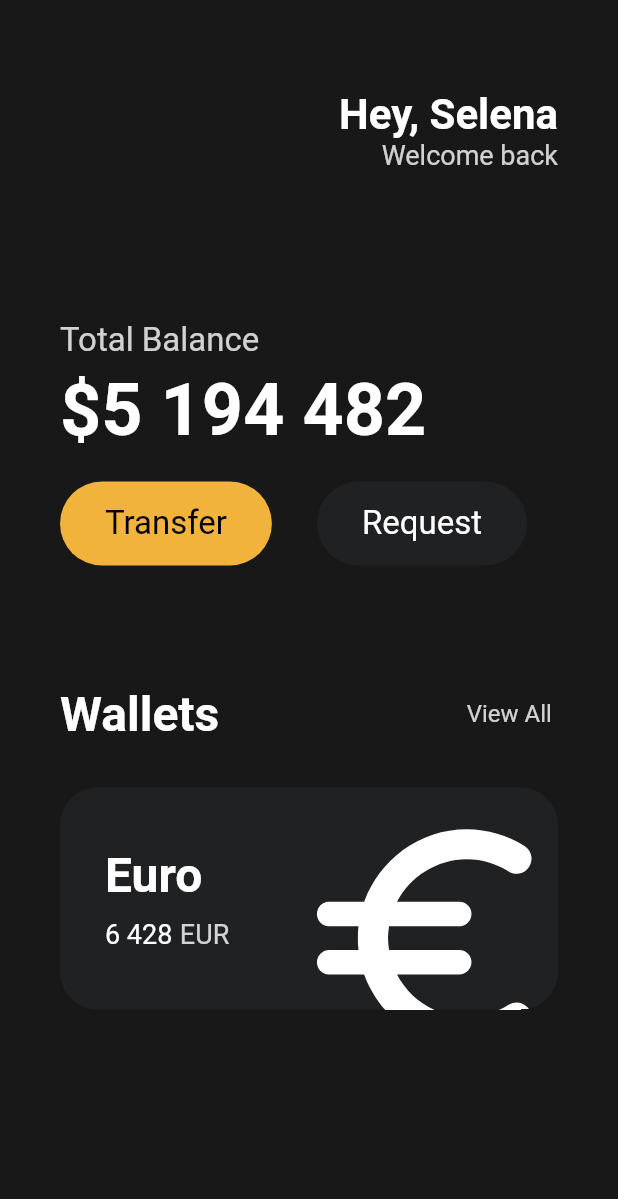
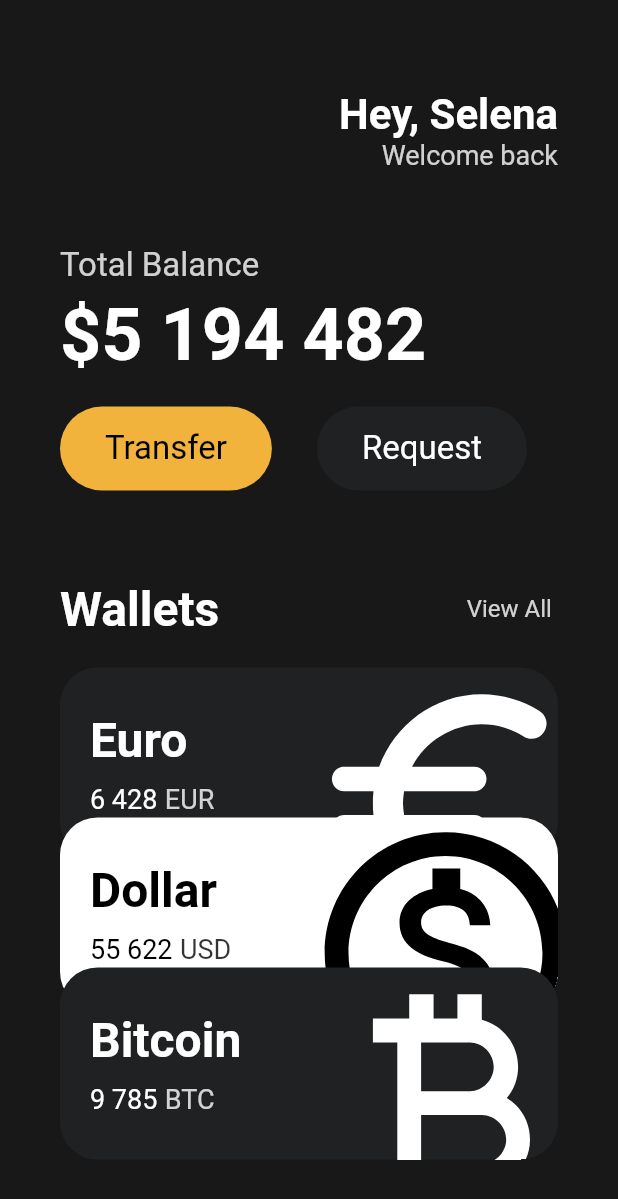
Before and after one commit to ljyo2o9/flutter, a Flutter app: the screen it shows after launch, on a phone screen of 412 x 824 dp. Shown: the top 1199 px of the screen. Run offline on Flutter 3.47's test engine with Material 2 defaults, Android fonts, the phone set to English and light mode, and no system bars.

Commit message:
Make Card Class, Complete!

```diff
--- a/toonfix/lib/main.dart
+++ b/toonfix/lib/main.dart
@@ -1,5 +1,6 @@
 import 'package:flutter/material.dart';
 import 'package:toonfix/widgets/button.dart';
+import 'package:toonfix/widgets/card.dart';
 
 void main() {
   runApp(const MyApp());
@@ -45,7 +46,7 @@ class MyApp extends StatelessWidget {
                 ],
               ),
               const SizedBox(
-                height: 100,
+                height: 50,
               ),
               Text(
                 'Total Balance',
@@ -82,7 +83,7 @@ class MyApp extends StatelessWidget {
                 ],
               ),
               const SizedBox(
-                height: 80,
+                height: 60,
               ),
               Row(
                 children: [
@@ -107,72 +108,44 @@ class MyApp extends StatelessWidget {
                 ],
               ),
               const SizedBox(
-                height: 30,
+                height: 20,
               ),
-              Container(
-                clipBehavior: Clip.hardEdge,
-                decoration: const BoxDecoration(
-                  color: Color(0xFF1F2123),
-                  borderRadius: BorderRadius.all(
-                    Radius.circular(25),
+              const Stack(
+                children: [
+                  MakeCard(
+                    cardColor: Color(0xFF1F2123),
+                    money: 'Euro',
+                    moneyColor: Colors.white,
+                    moneyIcon: Icons.euro_rounded,
+                    moneyInt: '6 428',
+                    moneyunit: 'EUR',
+                    iconColor: Colors.white,
                   ),
-                ),
-                child: Padding(
-                  padding: const EdgeInsets.all(30),
-                  child: Row(
-                    mainAxisAlignment: MainAxisAlignment.spaceBetween,
-                    children: [
-                      Column(
-                        crossAxisAlignment: CrossAxisAlignment.start,
-                        children: [
-                          const Text(
-                            'Euro',
-                            style: TextStyle(
-                              color: Colors.white,
-                              fontSize: 32,
-                              fontWeight: FontWeight.w600,
-                            ),
-                          ),
-                          const SizedBox(
-                            height: 10,
-                          ),
-                          Row(
-                            children: [
-                              const Text(
-                                '6 428',
-                                style: TextStyle(
-                                  color: Colors.white,
-                                  fontSize: 18,
-                                ),
-                              ),
-                              const SizedBox(
-                                width: 5,
-                              ),
-                              Text(
-                                'EUR',
-                                style: TextStyle(
-                                  color: Colors.white.withOpacity(0.8),
-                                  fontSize: 18,
-                                ),
-                              ),
-                            ],
-                          )
-                        ],
-                      ),
-                      Transform.scale(
-                        scale: 2.2,
-                        child: Transform.translate(
-                          offset: Offset(-5, 12),
-                          child: Icon(
-                            Icons.euro_rounded,
-                            color: Colors.white,
-                            size: 88,
-                          ),
-                        ),
-                      )
-                    ],
+                  Padding(
+                    padding: EdgeInsets.only(top: 100),
+                    child: MakeCard(
+                      cardColor: Colors.white,
+                      money: 'Dollar',
+                      moneyColor: Colors.black,
+                      moneyIcon: Icons.monetization_on_outlined,
+                      moneyInt: '55 622',
+                      moneyunit: 'USD',
+                      iconColor: Colors.black,
+                    ),
                   ),
-                ),
+                  Padding(
+                    padding: EdgeInsets.only(top: 200),
+                    child: MakeCard(
+                      cardColor: Color(0xFF1F2123),
+                      money: 'Bitcoin',
+                      moneyColor: Colors.white,
+                      moneyIcon: Icons.currency_bitcoin,
+                      moneyInt: '9 785',
+                      moneyunit: 'BTC',
+                      iconColor: Colors.white,
+                    ),
+                  )
+                ],
               )
             ],
           ),
--- /dev/null
+++ b/toonfix/lib/widgets/card.dart
@@ -0,0 +1,85 @@
+import 'package:flutter/material.dart';
+
+class MakeCard extends StatelessWidget {
+  final cardColor, money, moneyColor, moneyInt, moneyIcon, moneyunit, iconColor;
+
+  const MakeCard({
+    super.key,
+    required this.cardColor,
+    required this.money,
+    required this.moneyColor,
+    required this.moneyIcon,
+    required this.moneyInt,
+    required this.moneyunit,
+    required this.iconColor,
+  });
+
+  @override
+  Widget build(BuildContext context) {
+    return Container(
+      clipBehavior: Clip.hardEdge,
+      decoration: BoxDecoration(
+        color: cardColor,
+        borderRadius: BorderRadius.all(
+          Radius.circular(25),
+        ),
+      ),
+      child: Padding(
+        padding: const EdgeInsets.all(20),
+        child: Row(
+          mainAxisAlignment: MainAxisAlignment.spaceBetween,
+          children: [
+            Column(
+              crossAxisAlignment: CrossAxisAlignment.start,
+              children: [
+                Text(
+                  money,
+                  style: TextStyle(
+                    color: moneyColor, //Colors.white
+                    fontSize: 32,
+                    fontWeight: FontWeight.w600,
+                  ),
+                ),
+                const SizedBox(
+                  height: 10,
+                ),
+                Row(
+                  children: [
+                    Text(
+                      moneyInt,
+                      style: TextStyle(
+                        color: moneyColor, //Colors.white
+                        fontSize: 18,
+                      ),
+                    ),
+                    const SizedBox(
+                      width: 5,
+                    ),
+                    Text(
+                      moneyunit, //'EUR'
+                      style: TextStyle(
+                        color: moneyColor.withOpacity(0.8),
+                        fontSize: 18,
+                      ),
+                    ),
+                  ],
+                )
+              ],
+            ),
+            Transform.scale(
+              scale: 2.2,
+              child: Transform.translate(
+                offset: Offset(-5, 12),
+                child: Icon(
+                  moneyIcon,
+                  color: iconColor,
+                  size: 88,
+                ),
+              ),
+            )
+          ],
+        ),
+      ),
+    );
+  }
+}
```
